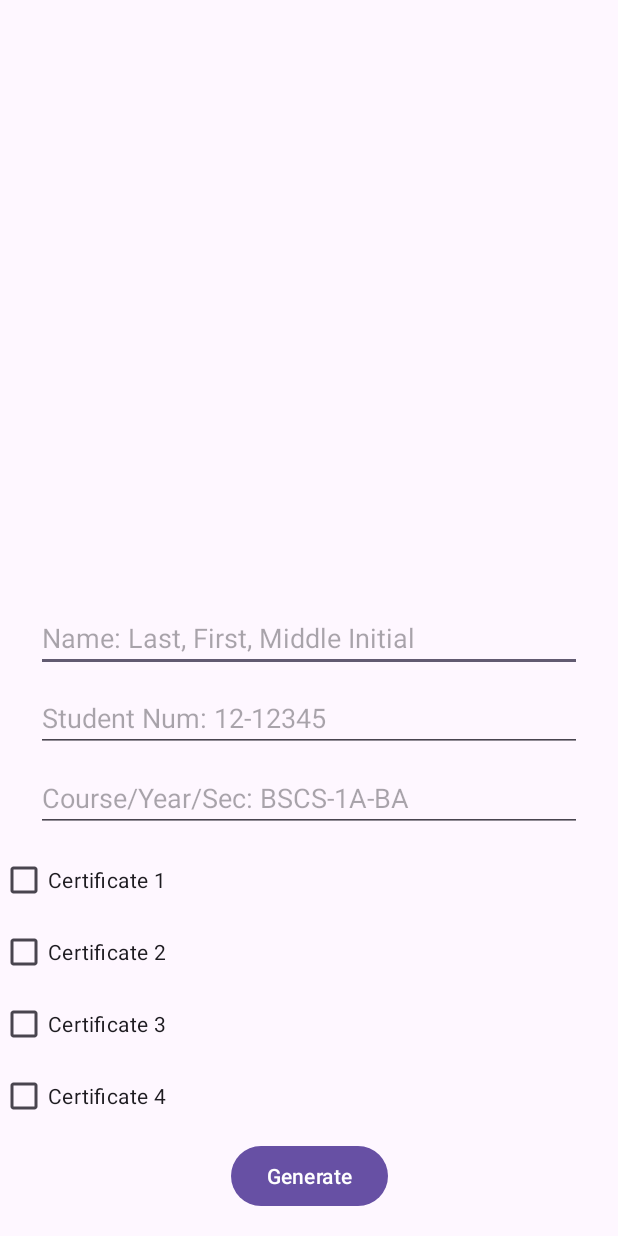
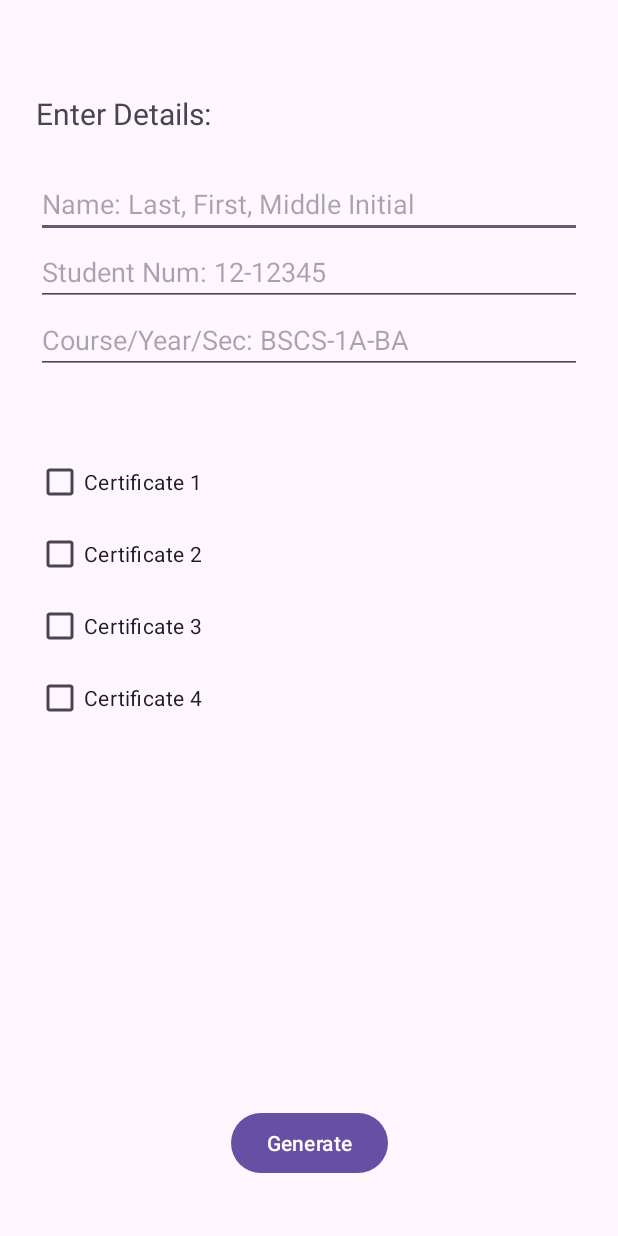
Before and after one commit to brynyz/QrDTIS---Generator, an Android app: the layout activity_main.xml on its own in the app's theme, with its tools: preview values and no code run, on a phone screen of 412 x 824 dp. Run offline under Robolectric (Android 15) with nearby library versions, the phone set to English and light mode, and no system bars.

Commit message:
Minor Layout Update

```diff
--- a/app/src/main/res/layout/activity_main.xml
+++ b/app/src/main/res/layout/activity_main.xml
@@ -8,12 +8,21 @@
     tools:context=".MainActivity">
 
     <!-- EditText for user input, fixed at the bottom above the Button -->
+    <TextView
+        android:id="@+id/inputIndicator"
+        android:layout_width="wrap_content"
+        android:layout_height="wrap_content"
+        android:layout_marginBottom="24dp"
+        android:text="@string/enter_details"
+        android:textSize="20sp"
+        app:layout_constraintBottom_toTopOf="@id/name"
+        app:layout_constraintStart_toStartOf="@id/name" />
+
     <EditText
         android:id="@+id/name"
         android:layout_width="0dp"
         android:layout_height="wrap_content"
         android:layout_marginHorizontal="24dp"
-        android:layout_marginBottom="8dp"
         android:hint="@string/name_last_first_middle_initial"
         android:inputType="text"
         app:layout_constraintBottom_toTopOf="@+id/idNum"
@@ -25,7 +34,6 @@
         android:layout_width="0dp"
         android:layout_height="wrap_content"
         android:layout_marginHorizontal="24dp"
-        android:layout_marginBottom="8dp"
         android:hint="@string/student_num_12_12345"
         android:inputType="text"
         app:layout_constraintBottom_toTopOf="@+id/courseYearSection"
@@ -37,7 +45,7 @@
         android:layout_width="0dp"
         android:layout_height="wrap_content"
         android:layout_marginHorizontal="24dp"
-        android:layout_marginBottom="8dp"
+        android:layout_marginBottom="48dp"
         android:hint="@string/course_year_sec_bscs_1a_ba"
         android:inputType="text"
         app:layout_constraintBottom_toTopOf="@+id/purchaseOptions"
@@ -52,32 +60,33 @@
         android:layout_height="wrap_content"
         android:orientation="vertical"
         app:layout_constraintBottom_toBottomOf="@id/generateQrBtn"
-        app:layout_constraintTop_toTopOf="@id/courseYearSection"
+        app:layout_constraintStart_toStartOf="@id/courseYearSection"
+        app:layout_constraintTop_toTopOf="parent"
         app:layout_constraintVertical_bias="0.5">
 
         <CheckBox
             android:id="@+id/option1"
-            android:text="Certificate 1"
             android:layout_width="wrap_content"
-            android:layout_height="wrap_content" />
+            android:layout_height="wrap_content"
+            android:text="Certificate 1" />
 
         <CheckBox
             android:id="@+id/option2"
-            android:text="Certificate 2"
             android:layout_width="wrap_content"
-            android:layout_height="wrap_content" />
+            android:layout_height="wrap_content"
+            android:text="Certificate 2" />
 
         <CheckBox
             android:id="@+id/option3"
-            android:text="Certificate 3"
             android:layout_width="wrap_content"
-            android:layout_height="wrap_content" />
+            android:layout_height="wrap_content"
+            android:text="Certificate 3" />
 
         <CheckBox
             android:id="@+id/option4"
-            android:text="Certificate 4"
             android:layout_width="wrap_content"
-            android:layout_height="wrap_content" />
+            android:layout_height="wrap_content"
+            android:text="Certificate 4" />
 
     </LinearLayout>
 
@@ -86,7 +95,7 @@
         android:id="@+id/generateQrBtn"
         android:layout_width="wrap_content"
         android:layout_height="wrap_content"
-        android:layout_marginBottom="16dp"
+        android:layout_marginBottom="38dp"
         android:text="Generate"
         app:layout_constraintBottom_toBottomOf="parent"
         app:layout_constraintEnd_toEndOf="parent"
--- a/app/src/main/res/layout/activity_qr_image.xml
+++ b/app/src/main/res/layout/activity_qr_image.xml
@@ -24,11 +24,11 @@
 
         android:layout_width="wrap_content"
         android:layout_height="wrap_content"
-        android:layout_marginBottom="16dp"
+        android:layout_marginBottom="32dp"
         app:layout_constraintBottom_toBottomOf="parent"
         app:layout_constraintEnd_toEndOf="parent"
         app:layout_constraintStart_toStartOf="parent"
-        android:text="Generate Again"/>
+        android:text="@string/generate_again"/>
 
 
 </androidx.constraintlayout.widget.ConstraintLayout>
--- a/app/src/main/res/values/strings.xml
+++ b/app/src/main/res/values/strings.xml
@@ -5,4 +5,6 @@
     <string name="student_num_12_12345">Student Num: 12-12345</string>
     <string name="name_last_first_middle_initial">Name: Last, First, Middle Initial</string>
     <string name="generated_qr_code_image">Generated QR Code Image</string>
+    <string name="enter_details">Enter Details:</string>
+    <string name="generate_again">Generate Again</string>
 </resources>
```
